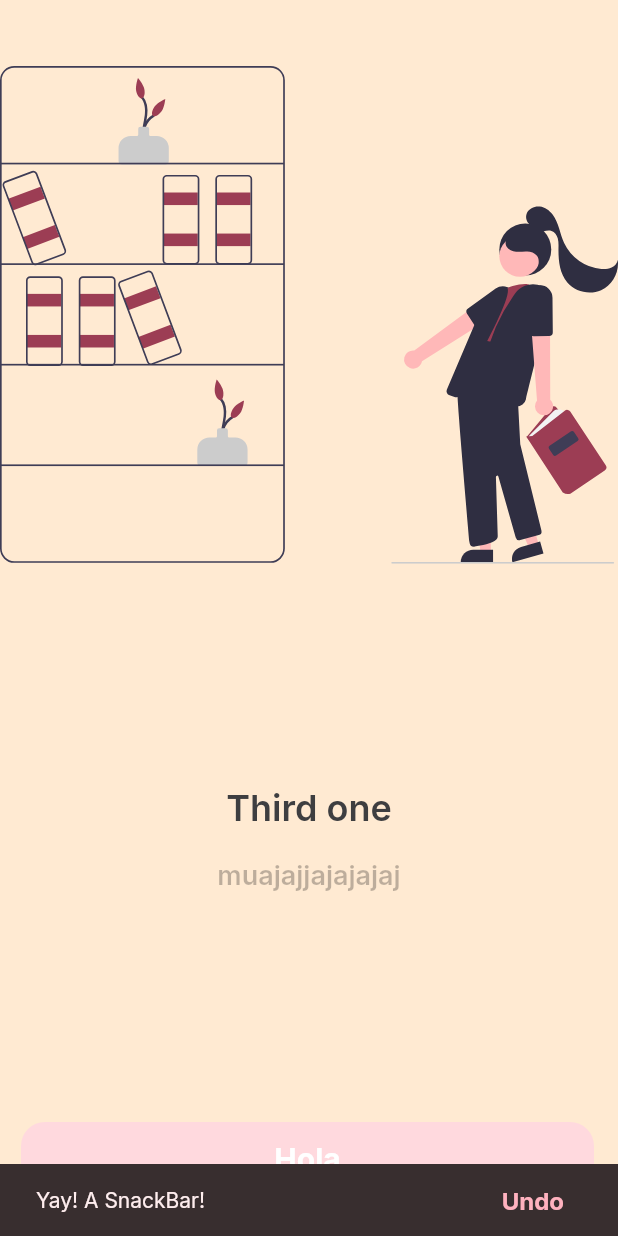
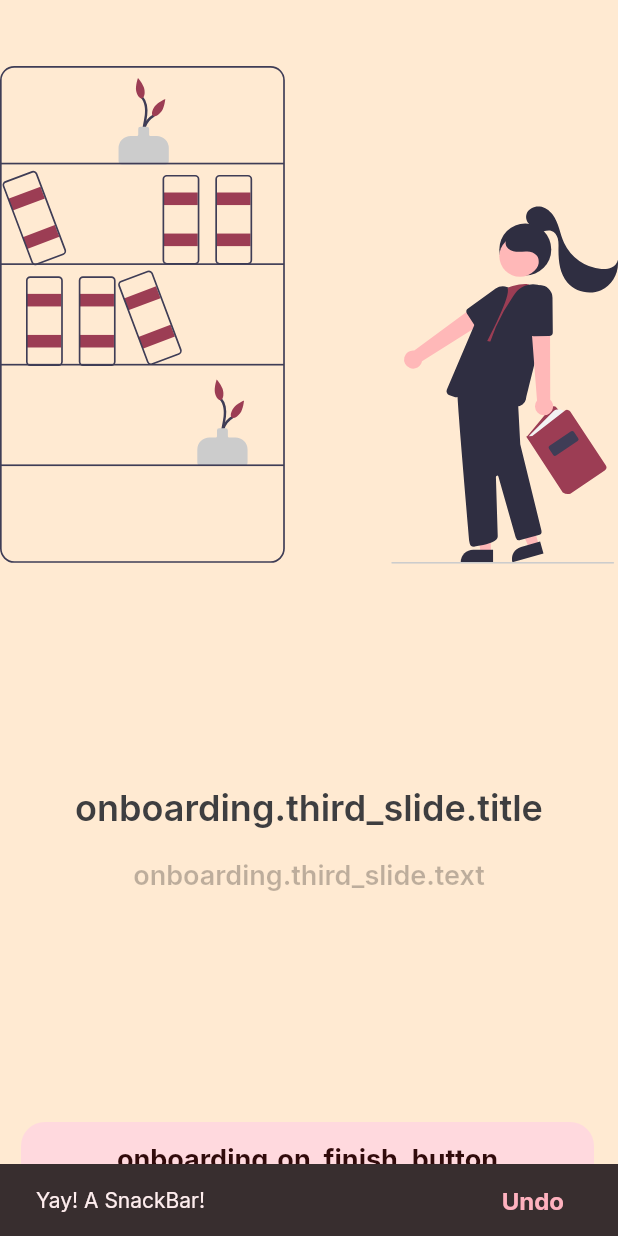
Before and after one commit to cristian2024/journal_app, a Flutter app: the screen it shows after launch, after a tap on "Skip", on a phone screen of 412 x 824 dp. Run offline on Flutter 3.47's test engine with Material 2 defaults, Android fonts, the phone set to English and light mode, and no system bars; drawn by our look-alikes of flutter_onboarding_slider; our stand-ins replace easy_localization, flutter_svg, google_fonts, shared_preferences, sqflite; accounts and stored records are empty.

Commit message:
Added:   - Translator for us english and col spanish   - text, color, and translator helpers   - New image svg

```diff
--- a/lib/app/on.boarding/presentation/screens/on_boarding_screen.dart
+++ b/lib/app/on.boarding/presentation/screens/on_boarding_screen.dart
@@ -1,8 +1,12 @@
-
+import 'package:easy_localization/easy_localization.dart';
 import 'package:flutter/material.dart';
 import 'package:flutter_onboarding_slider/flutter_onboarding_slider.dart';
 import 'package:flutter_svg/svg.dart';
+import 'package:journal/app/authentication/presentation/ui/authentication_screen.dart';
 import 'package:journal/app/on.boarding/services/on_boarding_storage.dart';
+import 'package:journal/core/presentation/theme/get_colors.dart';
+import 'package:journal/core/presentation/theme/get_text_styles.dart';
+import 'package:journal/core/presentation/translator/translator_routes.dart';
 import 'package:journal/core/presentation/ui/images/svgs.dart';
 import 'package:journal/main.dart';
 
@@ -15,9 +19,10 @@ class OnBoardingScreen extends StatelessWidget {
     final size = MediaQuery.of(context).size;
     return Scaffold(
       body: OnBoardingSlider(
-        finishButtonText: 'Hola',
-        // hasSkip: false,
-        // skipIcon: Icon(Icons.abc_outlined),
+        finishButtonText: tr(TR.obFinishButton),
+        finishButtonTextStyle: getHeadlineMedium(context).copyWith(
+          color: getSecondary(context),
+        ),
         skipTextButton: const Text(
           'Skip',
           style: TextStyle(
@@ -31,26 +36,37 @@ class OnBoardingScreen extends StatelessWidget {
           await OnBoardingStorage().set(true);
           // ignore: use_build_context_synchronously
           await Navigator.of(context).pushNamedAndRemoveUntil(
-            HomePage.route,
+            AuthScreen.route,
             (route) => false,
           );
         },
         totalPage: 3,
         headerBackgroundColor: Colors.transparent,
-        pageBodies: const [
-          OnBoardingBody(
-            title: 'On your way...',
-            description: 'to find the perfect looking Onboarding for your app?',
+        pageBodies: List.generate(
+          3,
+          (index) => OnBoardingBody(
+            title: tr(
+              TR.slideTitle(index + 1),
+            ),
+            description: tr(
+              TR.slideText(index + 1),
+            ),
           ),
-          OnBoardingBody(
-            title: 'Second one',
-            description: 'muajajjajajajaj',
-          ),
-          OnBoardingBody(
-            title: 'Third one',
-            description: 'muajajjajajajaj',
-          ),
-        ],
+        ),
+        // pageBodies: const [
+        // OnBoardingBody(
+        //   title: ,
+        //   description: 'to find the perfect looking Onboarding for your app?',
+        // ),
+        // OnBoardingBody(
+        //   title: 'Second one',
+        //   description: 'muajajjajajajaj',
+        // ),
+        // OnBoardingBody(
+        //   title: 'Third one',
+        //   description: 'muajajjajajajaj',
+        // ),
+        // ],
         speed: 5,
         background: [
           SvgPicture.asset(
--- a/lib/core/presentation/routes/main_routes.dart
+++ b/lib/core/presentation/routes/main_routes.dart
@@ -1,9 +1,11 @@
 import 'package:flutter/material.dart';
+import 'package:journal/app/authentication/presentation/ui/authentication_screen.dart';
 import 'package:journal/app/on.boarding/presentation/screens/on_boarding_screen.dart';
 import 'package:journal/main.dart';
 
-const  mainRoute = HomePage.route;
+const mainRoute = HomePage.route;
 final mainRoutes = {
   HomePage.route: (BuildContext context) => const HomePage(),
   OnBoardingScreen.route: (BuildContext context) => const OnBoardingScreen(),
+  AuthScreen.route: (BuildContext context) => const AuthScreen(),
 };
--- /dev/null
+++ b/lib/core/presentation/theme/get_colors.dart
@@ -0,0 +1,12 @@
+import 'package:flutter/material.dart';
+
+ThemeData _getTheme(BuildContext context) {
+  return Theme.of(context);
+}
+
+Color getPrimary(BuildContext context) {
+  return _getTheme(context).colorScheme.primary;
+}
+Color getSecondary(BuildContext context) {
+  return _getTheme(context).colorScheme.secondary;
+}
--- /dev/null
+++ b/lib/core/presentation/theme/get_text_styles.dart
@@ -0,0 +1,14 @@
+import 'package:flutter/material.dart';
+import 'package:journal/core/presentation/theme/theme.dart';
+
+TextTheme _getTheme(BuildContext context) {
+  return Theme.of(context).textTheme;
+}
+
+TextStyle getHeadlineMedium(BuildContext context) {
+  return _getTheme(context).headlineMedium ?? baseFont;
+}
+
+TextStyle getHeadlineSmall(BuildContext context) {
+  return _getTheme(context).headlineSmall ?? baseFont;
+}
--- a/lib/core/presentation/theme/journal_colors.dart
+++ b/lib/core/presentation/theme/journal_colors.dart
@@ -8,6 +8,7 @@ abstract class JournalColors {
   static const paco = Color(0xff310B0B);
 
   static Color get primary => vinRouge;
+  static Color get secondary => paco;
   static Color get background => karry;
 
   //Neutral colors
--- a/lib/core/presentation/theme/text_theme.dart
+++ b/lib/core/presentation/theme/text_theme.dart
@@ -32,7 +32,7 @@ TextTheme textTheme(ThemeData basis) {
     ),
     //as title
     headlineMedium: baseFont.copyWith(
-      fontSize: 22,
+      fontSize: 18,
       fontWeight: FontWeight.bold,
     ),
     headlineSmall: baseFont.copyWith(
--- a/lib/core/presentation/theme/theme.dart
+++ b/lib/core/presentation/theme/theme.dart
@@ -9,10 +9,13 @@ ThemeData _baseTheme = ThemeData.dark();
 ThemeData theme = _baseTheme.copyWith(
   colorScheme: ColorScheme.fromSeed(
     seedColor: JournalColors.primary,
+    primary: JournalColors.primary,
+    secondary: JournalColors.secondary,
   ),
   useMaterial3: true,
   textTheme: textTheme(_baseTheme),
   primaryColor: JournalColors.primary.withOpacity(0.5),
+
   scaffoldBackgroundColor: JournalColors.background,
   // colorScheme: _baseTheme.colorScheme.copyWith(
   //   primary: CrisinaColors.accentSwatch,
--- /dev/null
+++ b/lib/core/presentation/translator/translator_routes.dart
@@ -0,0 +1,30 @@
+abstract class TR {
+  //========================================
+  // Authentication
+  //========================================
+
+
+  // On Boarding
+  //========================================
+  static String get _onBoarding => 'onboarding';
+  static String get obFinishButton => '$_onBoarding.on_finish_button';
+
+  //---------------------
+  //slides
+  static String get _firstSlide => '$_onBoarding.first_slide';
+  static String get _secondSlide => '$_onBoarding.second_slide';
+  static String get _thirdSlide => '$_onBoarding.third_slide';
+
+  static final Map<int, String> _slides = {
+    1: _firstSlide,
+    2: _secondSlide,
+    3: _thirdSlide,
+  };
+
+  static String slideTitle(int option) {
+    return '${_slides[option] ?? _firstSlide}.title';
+  }
+  static String slideText(int option) {
+    return '${_slides[option] ?? _firstSlide}.text';
+  }
+}
--- a/lib/core/presentation/ui/images/svgs.dart
+++ b/lib/core/presentation/ui/images/svgs.dart
@@ -2,7 +2,8 @@ import 'package:journal/core/utils/images_utils.dart';
 
 enum JournalSVGS {
   bookShelves(route: 'bookshelves.svg'),
-  readingBook(route: 'reading_book.svg');
+  readingBook(route: 'reading_book.svg'),
+  readingSeat(route: 'reading_seat.svg');
 
   final String route;
   final bool inAsset;
--- a/lib/main.dart
+++ b/lib/main.dart
@@ -1,20 +1,38 @@
+import 'package:easy_localization/easy_localization.dart';
 import 'package:flutter/material.dart';
 import 'package:journal/app/on.boarding/presentation/screens/on_boarding_screen.dart';
 import 'package:journal/app/on.boarding/services/on_boarding_storage.dart';
 import 'package:journal/core/presentation/routes/main_routes.dart';
 import 'package:journal/core/presentation/theme/theme.dart';
+import 'package:journal/core/presentation/ui/widgets/journal_text.dart';
 
-void main() {
-  runApp(const MyApp());
+void main() async {
+  WidgetsFlutterBinding.ensureInitialized();
+  await EasyLocalization.ensureInitialized();
+  runApp(
+    EasyLocalization(
+      supportedLocales: const [
+        Locale('en', 'US'),
+        Locale('es', 'CO'),
+      ],
+      path:
+          'assets/translations', // <-- change the path of the translation files
+      fallbackLocale: const Locale('en', 'US'),
+      child: const JournalApp(),
+    ),
+  );
 }
 
-class MyApp extends StatelessWidget {
-  const MyApp({super.key});
+class JournalApp extends StatelessWidget {
+  const JournalApp({super.key});
 
   @override
   Widget build(BuildContext context) {
     return MaterialApp(
       title: 'Reading Journal',
+      localizationsDelegates: context.localizationDelegates,
+      supportedLocales: context.supportedLocales,
+      locale: context.locale,
       theme: theme,
       routes: mainRoutes,
       initialRoute: HomePage.route,
@@ -79,9 +97,7 @@ class _HomePageState extends State<HomePage> {
         child: Column(
           mainAxisAlignment: MainAxisAlignment.center,
           children: <Widget>[
-            const Text(
-              'You have pushed the button this many times:',
-            ),
+            JText('authentication.login_button'),
             Text(
               '$_counter',
               style: Theme.of(context).textTheme.headlineMedium,
@@ -91,6 +107,13 @@ class _HomePageState extends State<HomePage> {
       ),
       floatingActionButton: FloatingActionButton(
         onPressed: _incrementCounter,
+        // onPressed: () {
+        //   final easy = EasyLocalization.of(context);
+        //   const colLocale = Locale('es', 'CO');
+        //   const usLocale = Locale('en', 'US');
+        //   final locale = easy?.locale == colLocale ? usLocale : colLocale;
+        //   EasyLocalization.of(context)?.setLocale(locale);
+        // },
         tooltip: 'Increment',
         child: const Icon(Icons.add),
       ),
--- a/pubspec.yaml
+++ b/pubspec.yaml
@@ -25,6 +25,8 @@ dependencies:
   sqflite_migration: ^0.3.0
   path: ^1.8.3
   firebase_auth: ^4.6.2
+  google_sign_in: ^6.1.3
+  easy_localization: ^3.0.2
 
 dev_dependencies:
   flutter_test:
@@ -35,3 +37,4 @@ flutter:
   uses-material-design: true
   assets:
   - assets/svg/
+  - assets/translations/
```
Also changed, not shown: lib/app/authentication/presentation/ui/authentication_screen.dart (added, +12 -0 lines), lib/core/presentation/ui/widgets/journal_text.dart (added, +22 -0 lines), assets/svg/reading_seat.svg (added), pubspec.lock, 5 other files.
